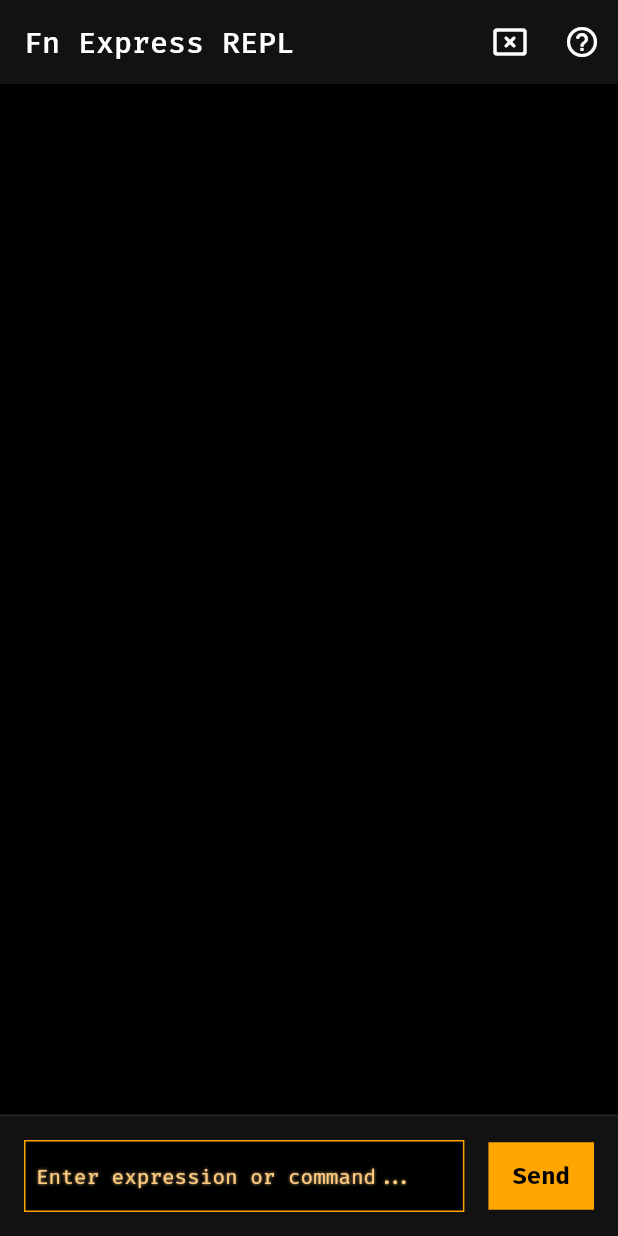
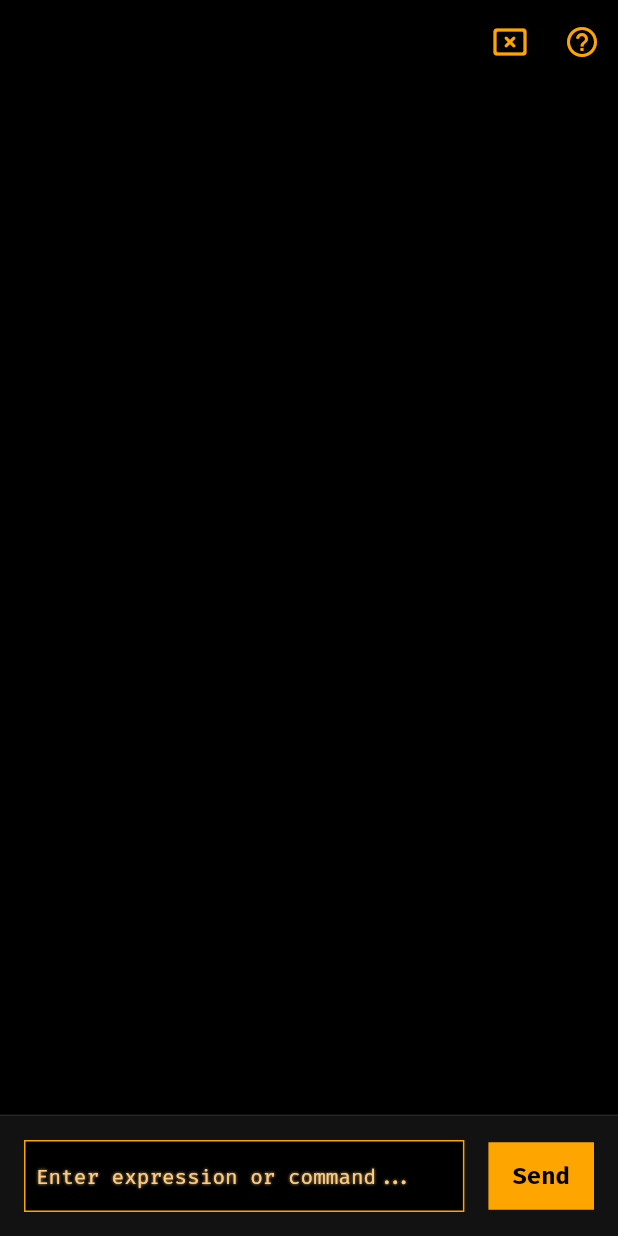
Before and after one commit to hamed-rezaee/flutter_fn_express_demo, a Flutter app: the screen it shows after launch, on a phone screen of 412 x 824 dp. Run offline on Flutter 3.47's test engine with Material 3 defaults, Android fonts, the light colour scheme and no system bars; our stand-ins replace google_fonts; missing offline and left inert: fn_express.

Commit message:
update dependencies

```diff
--- a/lib/main.dart
+++ b/lib/main.dart
@@ -11,7 +11,7 @@ class FnExpressDemoApp extends StatelessWidget {
 
   @override
   Widget build(BuildContext context) => MaterialApp(
-    title: 'Fn Express Demo',
+    title: 'Fn Express Demo ver 2.0.0',
     theme: ThemeData.from(
       useMaterial3: false,
       colorScheme: ColorScheme.dark(primary: Colors.orange),
@@ -69,11 +69,14 @@ class _FnExpressReplPageState extends State<FnExpressReplPage> {
   Widget build(BuildContext context) => Scaffold(
     appBar: AppBar(
       elevation: 0,
-      title: const Text('Fn Express REPL'),
+      backgroundColor: Colors.black,
       actions: [
         IconButton(
           tooltip: 'Clear Screen',
-          icon: const Icon(Icons.cancel_presentation_rounded),
+          icon: const Icon(
+            Icons.cancel_presentation_rounded,
+            color: Color(0xFFFFA500),
+          ),
           onPressed: () {
             setState(_outputLines.clear);
             _inputFocusNode.requestFocus();
@@ -81,7 +84,10 @@ class _FnExpressReplPageState extends State<FnExpressReplPage> {
         ),
         IconButton(
           tooltip: 'Help',
-          icon: const Icon(Icons.help_outline_rounded),
+          icon: const Icon(
+            Icons.help_outline_rounded,
+            color: Color(0xFFFFA500),
+          ),
           onPressed: () {
             _repl('help');
             _inputFocusNode.requestFocus();
@@ -93,6 +99,7 @@ class _FnExpressReplPageState extends State<FnExpressReplPage> {
       children: [
         Expanded(
           child: Container(
+            padding: const EdgeInsets.all(16),
             color: Colors.black,
             child: ListView.builder(
               controller: _scrollController,
@@ -132,7 +139,7 @@ class _FnExpressReplPageState extends State<FnExpressReplPage> {
                     shadows: [
                       Shadow(
                         blurRadius: 2,
-                        color: Color(0xFFffcc80),
+                        color: Color(0xFFFFCC80),
                         offset: Offset(0, 0),
                       ),
                     ],
--- a/pubspec.yaml
+++ b/pubspec.yaml
@@ -9,7 +9,7 @@ environment:
 dependencies:
   flutter:
     sdk: flutter
-  fn_express: ^1.1.3
+  fn_express: ^2.0.0
   google_fonts: ^6.2.1
 
 dev_dependencies:
```
Also changed, not shown: pubspec.lock.
